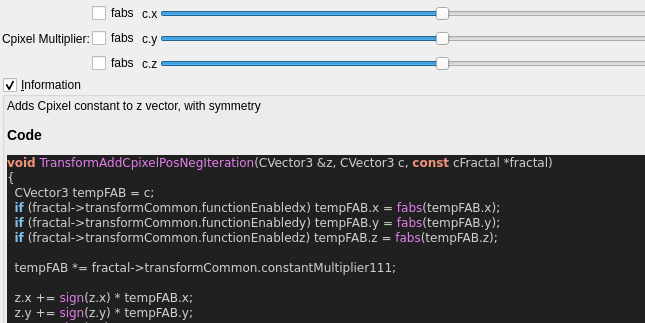
Qt form mandelbulber2/qt_data/fractal_transf_add_cpixel_symmetrical.ui (buddhi1980/mandelbulber2) before a commit; both pictures show x 0 to 645 and y 0 to 323 of the 817 by 846 pixel window.
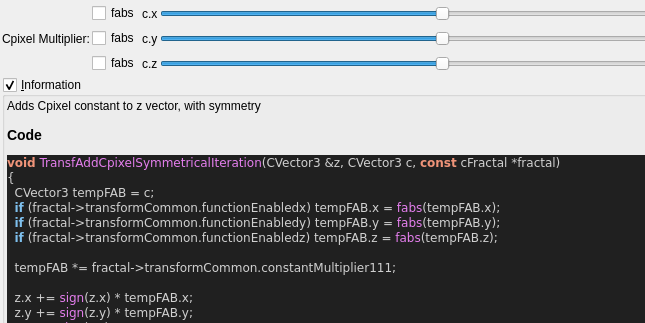
The same form after that commit. Custom widgets are drawn as their Qt base class.

Diff of the .ui file:
```diff
--- a/mandelbulber2/qt_data/fractal_transf_add_cpixel_symmetrical.ui
+++ b/mandelbulber2/qt_data/fractal_transf_add_cpixel_symmetrical.ui
@@ -278,7 +278,7 @@
 &lt;/table&gt;
 &lt;h3&gt;Code&lt;/h3&gt;
 &lt;body style=&quot;background-color:#202020&quot;&gt;
-&lt;pre style=&quot;color:#d0d0d0; background-color:#202020;  font-family:'Courier New',monospace;&quot;&gt;&lt;span style=&quot;color:#f09479; font-weight:bold&quot;&gt;void&lt;/span&gt; &lt;span style=&quot;color:#e47eed&quot;&gt;TransformAddCpixelPosNegIteration&lt;/span&gt;&lt;span style=&quot;color:#d0d0d0&quot;&gt;(&lt;/span&gt;CVector3 &lt;span style=&quot;color:#d0d0d0&quot;&gt;&amp;amp;&lt;/span&gt;z&lt;span style=&quot;color:#d0d0d0&quot;&gt;,&lt;/span&gt; CVector3 c&lt;span style=&quot;color:#d0d0d0&quot;&gt;,&lt;/span&gt; &lt;span style=&quot;color:#f09479; font-weight:bold&quot;&gt;const&lt;/span&gt; cFractal &lt;span style=&quot;color:#d0d0d0&quot;&gt;*&lt;/span&gt;fractal&lt;span style=&quot;color:#d0d0d0&quot;&gt;)&lt;/span&gt;
+&lt;pre style=&quot;color:#d0d0d0; background-color:#202020;  font-family:'Courier New',monospace;&quot;&gt;&lt;span style=&quot;color:#f09479; font-weight:bold&quot;&gt;void&lt;/span&gt; &lt;span style=&quot;color:#e47eed&quot;&gt;TransfAddCpixelSymmetricalIteration&lt;/span&gt;&lt;span style=&quot;color:#d0d0d0&quot;&gt;(&lt;/span&gt;CVector3 &lt;span style=&quot;color:#d0d0d0&quot;&gt;&amp;amp;&lt;/span&gt;z&lt;span style=&quot;color:#d0d0d0&quot;&gt;,&lt;/span&gt; CVector3 c&lt;span style=&quot;color:#d0d0d0&quot;&gt;,&lt;/span&gt; &lt;span style=&quot;color:#f09479; font-weight:bold&quot;&gt;const&lt;/span&gt; cFractal &lt;span style=&quot;color:#d0d0d0&quot;&gt;*&lt;/span&gt;fractal&lt;span style=&quot;color:#d0d0d0&quot;&gt;)&lt;/span&gt;
 &lt;span style=&quot;color:#d0d0d0&quot;&gt;{&lt;/span&gt;
   CVector3 tempFAB &lt;span style=&quot;color:#d0d0d0&quot;&gt;=&lt;/span&gt; c&lt;span style=&quot;color:#d0d0d0&quot;&gt;;&lt;/span&gt;
   &lt;span style=&quot;color:#7ec0ee; font-weight:bold&quot;&gt;if&lt;/span&gt; &lt;span style=&quot;color:#d0d0d0&quot;&gt;(&lt;/span&gt;fractal&lt;span style=&quot;color:#d0d0d0&quot;&gt;-&amp;gt;&lt;/span&gt;transformCommon&lt;span style=&quot;color:#d0d0d0&quot;&gt;.&lt;/span&gt;functionEnabledx&lt;span style=&quot;color:#d0d0d0&quot;&gt;)&lt;/span&gt; tempFAB&lt;span style=&quot;color:#d0d0d0&quot;&gt;.&lt;/span&gt;x &lt;span style=&quot;color:#d0d0d0&quot;&gt;=&lt;/span&gt; &lt;span style=&quot;color:#e47eed&quot;&gt;fabs&lt;/span&gt;&lt;span style=&quot;color:#d0d0d0&quot;&gt;(&lt;/span&gt;tempFAB&lt;span style=&quot;color:#d0d0d0&quot;&gt;.&lt;/span&gt;x&lt;span style=&quot;color:#d0d0d0&quot;&gt;);&lt;/span&gt;
```
Left out of the diff: 4 changed lines with no effect on the pictures.
